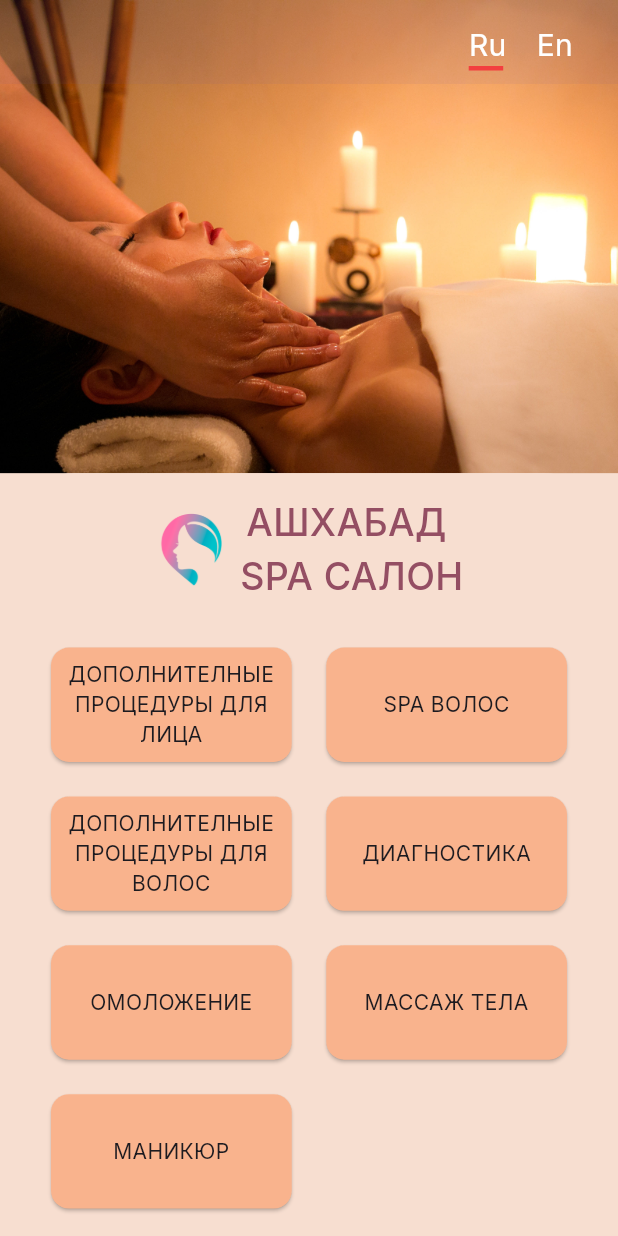
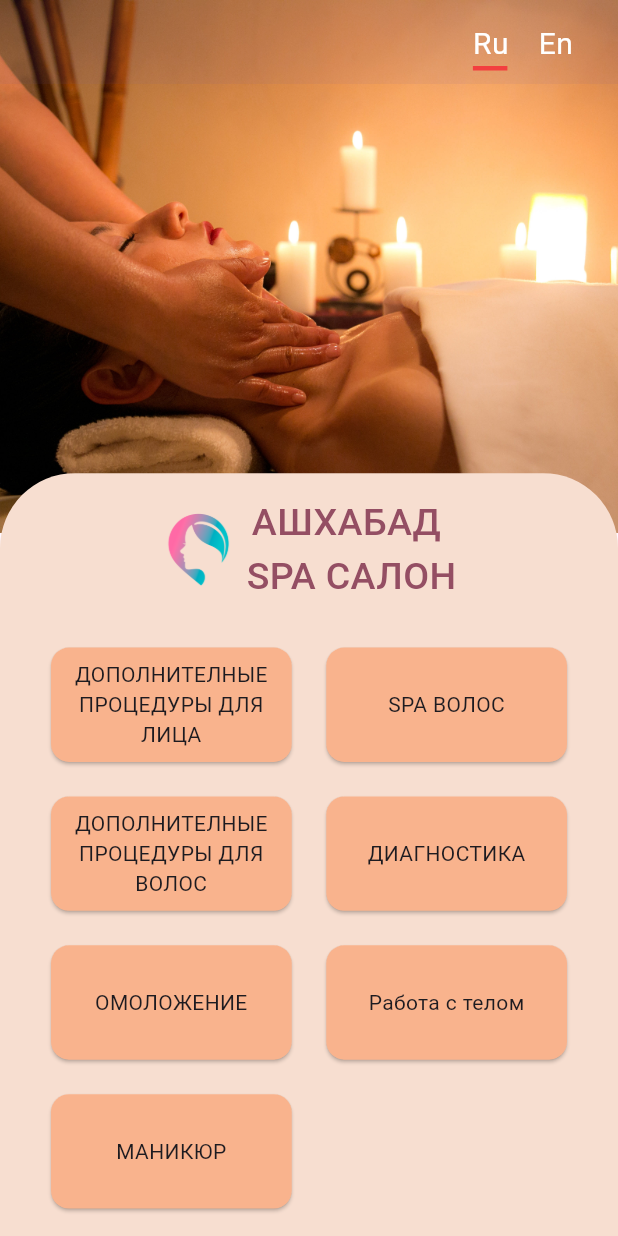
Before and after one commit to MergenTaganow/beauty_app, a Flutter app: the screen it shows after launch, scrolled down 104 dp, after a tap on "Ru", on a phone screen of 412 x 824 dp. Run offline on Flutter 3.47's test engine with Material 3 defaults, Android fonts, the phone set to English and light mode, and no system bars; our stand-ins replace video_player, visibility_detector; generated files the repository leaves out were written again; Roboto replaces fonts that are missing (GoogleFonts.inter).

Commit message:
added new videos

```diff
--- a/lib/features/video/video_screen.dart
+++ b/lib/features/video/video_screen.dart
@@ -71,8 +71,9 @@ class _VideoScreenState extends State<VideoScreen> {
                         ),
                         color: Color(0xFFF7DED0),
                       )
-                    : null,
-                color: const Color(0xFFF7DED0),
+                    : const BoxDecoration(
+                        color: Color(0xFFF7DED0),
+                      ),
                 child: Column(
                   children: [
                     const SizedBox(
--- a/lib/features/welcome/welcome.dart
+++ b/lib/features/welcome/welcome.dart
@@ -24,7 +24,7 @@ class _MyHomePageState extends State<MyHomePage> {
     "BODY_MASSAGE",
     "MANICURE"
   ];
-  List<int> videoCount = [4, 2, 3, 1, 4, 1, 2, 2, 2];
+  List<int> videoCount = [5, 4, 3, 4, 4, 1, 2, 3, 2];
   List<List<String>> procedures = [];
   List<List<String>> procedureCosts = [];
 
@@ -83,8 +83,9 @@ class _MyHomePageState extends State<MyHomePage> {
                         ),
                         color: Color(0xFFF7DED0),
                       )
-                    : null,
-                color: const Color(0xFFF7DED0),
+                    : const BoxDecoration(
+                        color: Color(0xFFF7DED0),
+                      ),
                 child: Column(
                   children: [
                     const SizedBox(
--- a/lib/l10n/app_en.arb
+++ b/lib/l10n/app_en.arb
@@ -1,7 +1,7 @@
 {
    "salonName":"ASHGABAT \n SPA SALON",
    "categories":"[\"FACE MASSAGE\", \"FACIAL CLEANING\", \"ADDITIONAL FACIAL PROCEDURES\", \"SPA HAIR\", \"ADDITIONAL HAIR PROCEDURES\", \"DIAGNOSTICS\", \"REJUVENATION MASSAGE\", \"BODY MASSAGE\", \"MANICURE\"]",
-   "procedures": "[ [\"Bucaal massage\",\"Classic massage\",\"Khmer massage with copper coin\" ,\"Sculpture massage\"], [\"Cleaning with hardware\",\"Mechanic cleaning\"], [\"Alginate mask massage\", \"SPA-face\" , \"Porcelain doll massage\"], [\"Scalp peeling\"], [\"Hair glazing\", \"Coffee hair scrub\" , \"Thymine scrub +coconut oil\", \"Scalp cleaning\"], [\"Facial skin Diagnostics\"], [\"RF lifting(face)\", \"SMAS Altera\"], [\"SMAS lifting\", \"Infrared vacuum\"], [\"Manicure\", \"Pedicure\"] ]",
-   "procedureCosts": "[ [\"400 ман \",\"300 ман\",\"500 ман\" ,\"350 ман\"], [\"250 ман\",\"200 ман\"], [\"100 ман\", \"350 ман\" , \"350 ман\"], [\"250 ман\"], [\"350 ман\", \"350 ман\" , \"350 ман\", \"150 ман\"], [\"250 ман\"], [\"350 ман\", \"2000 ман\"], [\"500 ман (Зона)\", \"500 ман\"], [\" \", \" \"] ]"
+   "procedures": "[ [\"Bucaal massage\",\"Classic massage\",\"Khmer massage with copper coin\" ,\"Sculpture massage\",\"Lymphatic drainage\"], [\"Cleaning with hardware\",\"Mechanic cleaning\",\"Facial cleaning with peeling and treatments\",\"Therapeutic cleaning of the face, neck and décolleté\"], [\"Alginate mask massage\", \"SPA-face\" , \"Porcelain doll massage\"], [\"Scalp peeling\",\"Dr pen\",\"Caraway\",\"Coffee Scrub\"], [\"Hair glazing\", \"Coffee hair scrub\" , \"Thymine scrub +coconut oil\", \"Scalp cleaning\"], [\"Facial skin Diagnostics\"], [\"RF lifting(face)\", \"SMAS Altera\"], [\"SMAS lifting\", \"Infrared vacuum\",\"Head massage\"], [\"Manicure\", \"Pedicure\"] ]",
+   "procedureCosts": "[ [\"400 ман \",\"300 ман\",\"500 ман\" ,\"350 ман\",\"350 ман\"], [\"250 ман\",\"200 ман\",\"1350 ман\",\"1500 ман\"], [\"100 ман\", \"350 ман\" , \"350 ман\"], [\"250 ман\",\"600 ман\",\"350 ман\",\"250 ман\"], [\"350 ман\", \"350 ман\" , \"350 ман\", \"150 ман\"], [\"250 ман\"], [\"350 ман\", \"2000 ман\"], [\"500 ман (Зона)\", \"500 ман\",\"? ман\"], [\" \", \" \"] ]"
 
 }
--- a/lib/l10n/app_ru.arb
+++ b/lib/l10n/app_ru.arb
@@ -1,6 +1,6 @@
 {
    "salonName":"АШХАБАД \n SPA САЛОН",
-   "categories":"[\"МАССАЖ ЛИЦА\", \"ЧИСТКА ЛИЦА\", \"ДОПОЛНИТЕЛНЫЕ ПРОЦЕДУРЫ ДЛЯ ЛИЦА\", \"SPA ВОЛОС\", \"ДОПОЛНИТЕЛНЫЕ ПРОЦЕДУРЫ ДЛЯ ВОЛОС\", \"ДИАГНОСТИКА\", \"ОМОЛОЖЕНИЕ\", \"МАССАЖ ТЕЛА\", \"МАНИКЮР\"]",
-   "procedures": "[ [\"Буккальный массаж \",\"Классический массаж\",\"Кхмерский массаж медной монетой\" ,\"Скульптурный массаж\"], [\"Аппаратная чистка\",\"Механическая чистка\"], [\"Альгинатная маска\", \"SPA-лица\" , \"Фарфоровая куколка\"], [\"Пилинг кожи головы\"], [\"Глазирование волос\", \"Кофейный скраб волос\" , \"Тиминовый скраб +кокосовое масло\", \"Чистка кожи головы\"], [\"Диагностика кожи лица\"], [\"РФ-лифтинг(лица)\", \"SMAS AЛЬТЕРА\"], [\"SMAS лифтинг\", \"Инфракрасный вакуум\"], [\"Маникюр\", \"Педикюр\"] ]",
-   "procedureCosts": "[ [\"400 ман \",\"300 ман\",\"500 ман\" ,\"350 ман\"], [\"250 ман\",\"200 ман\"], [\"100 ман\", \"350 ман\" , \"350 ман\"], [\"250 ман\"], [\"350 ман\", \"350 ман\" , \"350 ман\", \"150 ман\"], [\"250 ман\"], [\"350 ман\", \"2000 ман\"], [\"500 ман (Зона)\", \"500 ман\"], [\" \", \" \"] ]"
+   "categories":"[\"МАССАЖ ЛИЦА\", \"ЧИСТКА ЛИЦА\", \"ДОПОЛНИТЕЛНЫЕ ПРОЦЕДУРЫ ДЛЯ ЛИЦА\", \"SPA ВОЛОС\", \"ДОПОЛНИТЕЛНЫЕ ПРОЦЕДУРЫ ДЛЯ ВОЛОС\", \"ДИАГНОСТИКА\", \"ОМОЛОЖЕНИЕ\", \"Работа с телом\", \"МАНИКЮР\"]",
+   "procedures": "[ [\"Буккальный массаж \",\"Классический массаж\",\"Кхмерский массаж медной монетой\" ,\"Скульптурный массаж\",\"Лимфадренажный\"], [\"Аппаратная чистка\",\"Механическая чистка\",\"Чистка лица с пилингом и процедурами\",\"Терапевтическая чистка лица, шеи и декольте\"], [\"Альгинатная маска\", \"SPA-лица\" , \"Фарфоровая куколка\"], [\"Пилинг кожи головы\",\"Dr ручка\",\"Тминовый\",\"Кофе Скраб\"], [\"Глазирование волос\", \"Кофейный скраб волос\" , \"Тиминовый скраб +кокосовое масло\", \"Чистка кожи головы\"], [\"Диагностика кожи лица\"], [\"РФ-лифтинг(лица)\", \"SMAS AЛЬТЕРА\"], [\"SMAS лифтинг\", \"Инфракрасный вакуум\",\"Массаж головы\"], [\"Маникюр\", \"Педикюр\"] ]",
+   "procedureCosts": "[ [\"400 ман \",\"300 ман\",\"500 ман\" ,\"350 ман\",\"350 ман\"], [\"250 ман\",\"200 ман\",\"1350 ман\",\"1500 ман\"], [\"100 ман\", \"350 ман\" , \"350 ман\"], [\"250 ман\",\"600 ман\",\"350 ман\",\"250 ман\"], [\"350 ман\", \"350 ман\" , \"350 ман\", \"150 ман\"], [\"250 ман\"], [\"350 ман\", \"2000 ман\"], [\"500 ман (Зона)\", \"500 ман\",\"? ман\"], [\" \", \" \"] ]"
 }
--- a/lib/my_app.dart
+++ b/lib/my_app.dart
@@ -1,6 +1,5 @@
 import 'package:flutter/material.dart';
 import 'package:flutter_gen/gen_l10n/app_localizations.dart';
-import 'package:google_fonts/google_fonts.dart';
 import 'package:tashli/features/welcome/welcome.dart';
 
 class MyApp extends StatefulWidget {
@@ -36,8 +35,7 @@ class _MyAppState extends State<MyApp> {
   @override
   Widget build(BuildContext context) {
     return MaterialApp(
-      theme: ThemeData(
-          textTheme: GoogleFonts.interTextTheme(Theme.of(context).textTheme)),
+      theme: ThemeData(fontFamily: 'GoogleFonts.inter'),
       localizationsDelegates: AppLocalizations.localizationsDelegates,
       supportedLocales: AppLocalizations.supportedLocales,
       locale: _locale,
```
Also changed, not shown: lib/generated/assets.dart, 7 other files.
